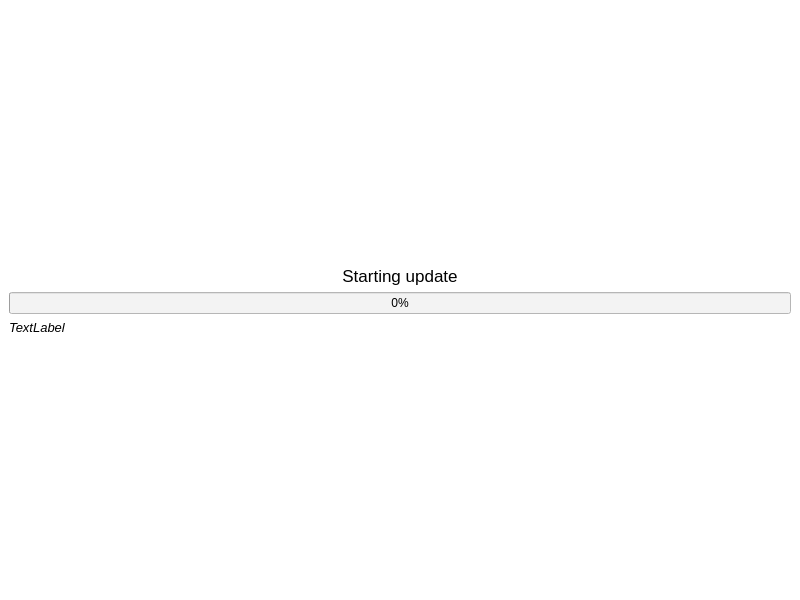
The window that mainwindow.ui (Micrified/swu) describes before a commit, drawn with Qt 5.
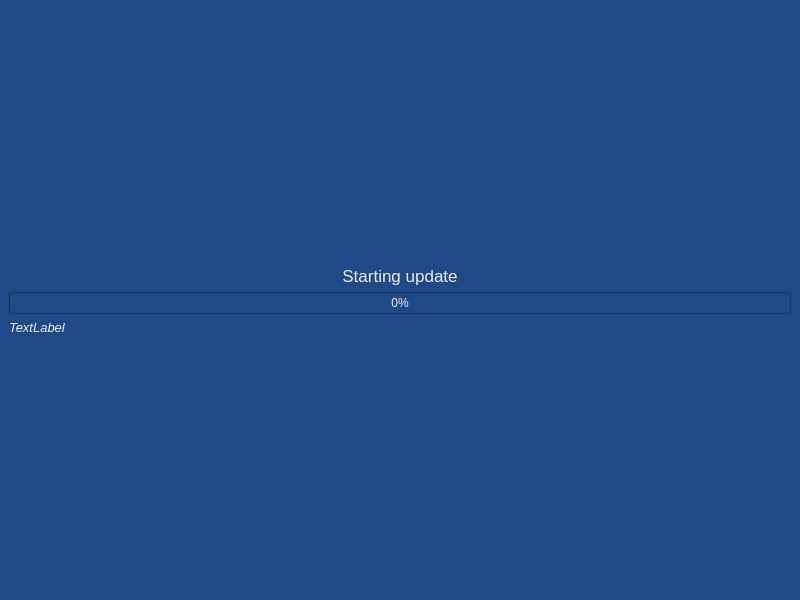
The same window after the commit.

What changed in the file:
```diff
--- a/mainwindow.ui
+++ b/mainwindow.ui
@@ -13,18 +13,63 @@
   <property name="palette">
    <palette>
     <active>
+     <colorrole role="WindowText">
+      <brush brushstyle="SolidPattern">
+       <color alpha="255">
+        <red>238</red>
+        <green>238</green>
+        <blue>236</blue>
+       </color>
+      </brush>
+     </colorrole>
+     <colorrole role="Text">
+      <brush brushstyle="SolidPattern">
+       <color alpha="255">
+        <red>238</red>
+        <green>238</green>
+        <blue>236</blue>
+       </color>
+      </brush>
+     </colorrole>
      <colorrole role="Base">
       <brush brushstyle="SolidPattern">
        <color alpha="255">
-        <red>243</red>
-        <green>243</green>
-        <blue>243</blue>
+        <red>32</red>
+        <green>74</green>
+        <blue>135</blue>
        </color>
       </brush>
      </colorrole>
      <colorrole role="Window">
       <brush brushstyle="SolidPattern">
        <color alpha="255">
+        <red>32</red>
+        <green>74</green>
+        <blue>135</blue>
+       </color>
+      </brush>
+     </colorrole>
+     <colorrole role="Highlight">
+      <brush brushstyle="SolidPattern">
+       <color alpha="255">
+        <red>255</red>
+        <green>255</green>
+        <blue>255</blue>
+       </color>
+      </brush>
+     </colorrole>
+     <colorrole role="HighlightedText">
+      <brush brushstyle="SolidPattern">
+       <color alpha="255">
+        <red>0</red>
+        <green>0</green>
+        <blue>0</blue>
+       </color>
+      </brush>
+     </colorrole>
+     <colorrole role="PlaceholderText">
+      <brush brushstyle="SolidPattern">
+       <color alpha="128">
         <red>255</red>
         <green>255</green>
         <blue>255</blue>
@@ -33,18 +78,63 @@
      </colorrole>
     </active>
     <inactive>
+     <colorrole role="WindowText">
+      <brush brushstyle="SolidPattern">
+       <color alpha="255">
+        <red>238</red>
+        <green>238</green>
+        <blue>236</blue>
+       </color>
+      </brush>
+     </colorrole>
+     <colorrole role="Text">
+      <brush brushstyle="SolidPattern">
+       <color alpha="255">
+        <red>238</red>
+        <green>238</green>
+        <blue>236</blue>
+       </color>
+      </brush>
+     </colorrole>
      <colorrole role="Base">
       <brush brushstyle="SolidPattern">
        <color alpha="255">
-        <red>243</red>
-        <green>243</green>
-        <blue>243</blue>
+        <red>32</red>
+        <green>74</green>
+        <blue>135</blue>
        </color>
       </brush>
      </colorrole>
      <colorrole role="Window">
       <brush brushstyle="SolidPattern">
        <color alpha="255">
+        <red>32</red>
+        <green>74</green>
+        <blue>135</blue>
+       </color>
+      </brush>
+     </colorrole>
+     <colorrole role="Highlight">
+      <brush brushstyle="SolidPattern">
+       <color alpha="255">
+        <red>255</red>
+        <green>255</green>
+        <blue>255</blue>
+       </color>
+      </brush>
+     </colorrole>
+     <colorrole role="HighlightedText">
+      <brush brushstyle="SolidPattern">
+       <color alpha="255">
+        <red>0</red>
+        <green>0</green>
+        <blue>0</blue>
+       </color>
+      </brush>
+     </colorrole>
+     <colorrole role="PlaceholderText">
+      <brush brushstyle="SolidPattern">
+       <color alpha="128">
         <red>255</red>
         <green>255</green>
         <blue>255</blue>
@@ -53,21 +143,66 @@
      </colorrole>
     </inactive>
     <disabled>
+     <colorrole role="WindowText">
+      <brush brushstyle="SolidPattern">
+       <color alpha="255">
+        <red>190</red>
+        <green>190</green>
+        <blue>190</blue>
+       </color>
+      </brush>
+     </colorrole>
+     <colorrole role="Text">
+      <brush brushstyle="SolidPattern">
+       <color alpha="255">
+        <red>190</red>
+        <green>190</green>
+        <blue>190</blue>
+       </color>
+      </brush>
+     </colorrole>
      <colorrole role="Base">
       <brush brushstyle="SolidPattern">
        <color alpha="255">
-        <red>255</red>
-        <green>255</green>
-        <blue>255</blue>
+        <red>32</red>
+        <green>74</green>
+        <blue>135</blue>
        </color>
       </brush>
      </colorrole>
      <colorrole role="Window">
       <brush brushstyle="SolidPattern">
        <color alpha="255">
-        <red>255</red>
-        <green>255</green>
-        <blue>255</blue>
+        <red>32</red>
+        <green>74</green>
+        <blue>135</blue>
+       </color>
+      </brush>
+     </colorrole>
+     <colorrole role="Highlight">
+      <brush brushstyle="SolidPattern">
+       <color alpha="255">
+        <red>145</red>
+        <green>145</green>
+        <blue>145</blue>
+       </color>
+      </brush>
+     </colorrole>
+     <colorrole role="HighlightedText">
+      <brush brushstyle="SolidPattern">
+       <color alpha="255">
+        <red>0</red>
+        <green>0</green>
+        <blue>0</blue>
+       </color>
+      </brush>
+     </colorrole>
+     <colorrole role="PlaceholderText">
+      <brush brushstyle="SolidPattern">
+       <color alpha="128">
+        <red>0</red>
+        <green>0</green>
+        <blue>0</blue>
        </color>
       </brush>
      </colorrole>
@@ -119,6 +254,124 @@
     </item>
     <item>
      <widget class="QLabel" name="productLabel">
+      <property name="palette">
+       <palette>
+        <active>
+         <colorrole role="ButtonText">
+          <brush brushstyle="SolidPattern">
+           <color alpha="255">
+            <red>204</red>
+            <green>0</green>
+            <blue>0</blue>
+           </color>
+          </brush>
+         </colorrole>
+         <colorrole role="Base">
+          <brush brushstyle="SolidPattern">
+           <color alpha="255">
+            <red>243</red>
+            <green>243</green>
+            <blue>243</blue>
+           </color>
+          </brush>
+         </colorrole>
+         <colorrole role="Window">
+          <brush brushstyle="SolidPattern">
+           <color alpha="255">
+            <red>32</red>
+            <green>74</green>
+            <blue>135</blue>
+           </color>
+          </brush>
+         </colorrole>
+         <colorrole role="ToolTipText">
+          <brush brushstyle="SolidPattern">
+           <color alpha="255">
+            <red>239</red>
+            <green>41</green>
+            <blue>41</blue>
+           </color>
+          </brush>
+         </colorrole>
+        </active>
+        <inactive>
+         <colorrole role="ButtonText">
+          <brush brushstyle="SolidPattern">
+           <color alpha="255">
+            <red>204</red>
+            <green>0</green>
+            <blue>0</blue>
+           </color>
+          </brush>
+         </colorrole>
+         <colorrole role="Base">
+          <brush brushstyle="SolidPattern">
+           <color alpha="255">
+            <red>243</red>
+            <green>243</green>
+            <blue>243</blue>
+           </color>
+          </brush>
+         </colorrole>
+         <colorrole role="Window">
+          <brush brushstyle="SolidPattern">
+           <color alpha="255">
+            <red>32</red>
+            <green>74</green>
+            <blue>135</blue>
+           </color>
+          </brush>
+         </colorrole>
+         <colorrole role="ToolTipText">
+          <brush brushstyle="SolidPattern">
+           <color alpha="255">
+            <red>239</red>
+            <green>41</green>
+            <blue>41</blue>
+           </color>
+          </brush>
+         </colorrole>
+        </inactive>
+        <disabled>
+         <colorrole role="ButtonText">
+          <brush brushstyle="SolidPattern">
+           <color alpha="255">
+            <red>190</red>
+            <green>190</green>
+            <blue>190</blue>
+           </color>
+          </brush>
+         </colorrole>
+         <colorrole role="Base">
+          <brush brushstyle="SolidPattern">
+           <color alpha="255">
+            <red>32</red>
+            <green>74</green>
+            <blue>135</blue>
+           </color>
+          </brush>
+         </colorrole>
+         <colorrole role="Window">
+          <brush brushstyle="SolidPattern">
+           <color alpha="255">
+            <red>32</red>
+            <green>74</green>
+            <blue>135</blue>
+           </color>
+          </brush>
+         </colorrole>
+         <colorrole role="ToolTipText">
+          <brush brushstyle="SolidPattern">
+           <color alpha="255">
+            <red>239</red>
+            <green>41</green>
+            <blue>41</blue>
+           </color>
+          </brush>
+         </colorrole>
+        </disabled>
+       </palette>
+      </property>
       <property name="font">
        <font>
         <pointsize>10</pointsize>
```
